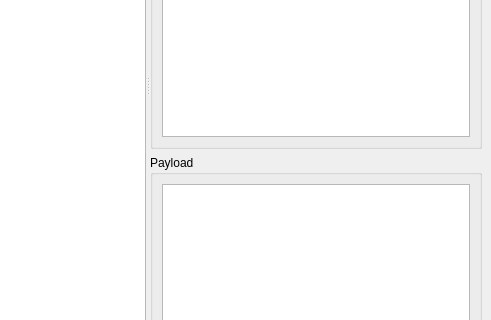
First picture: the form in LHCb/Tools/CondDBUI/python/CondDBUI/Browser/MainWindow.ui, repository ibab/lhcb-software, before the edit; both pictures show x 474 to 965 and y 241 to 561 of the 965 by 655 pixel window.
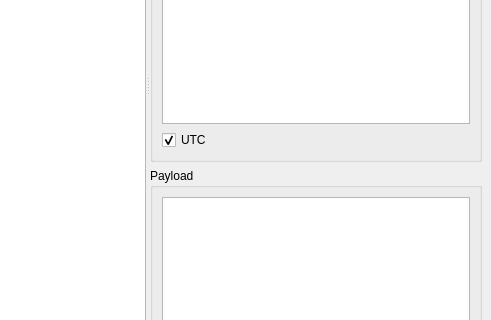
Second picture: the form after the edit. Icons and pictures are not drawn. Custom widgets are drawn as their Qt base class.

Diff of the .ui file:
```diff
--- a/LHCb/Tools/CondDBUI/python/CondDBUI/Browser/MainWindow.ui
+++ b/LHCb/Tools/CondDBUI/python/CondDBUI/Browser/MainWindow.ui
@@ -219,6 +219,19 @@
              </property>
             </widget>
            </item>
+           <item>
+            <widget class="QCheckBox" name="iovUTCCheckBox" >
+             <property name="toolTip" >
+              <string>Show the IoVs as UTC</string>
+             </property>
+             <property name="text" >
+              <string>UTC</string>
+             </property>
+             <property name="checked" >
+              <bool>true</bool>
+             </property>
+            </widget>
+           </item>
           </layout>
          </widget>
         </item>
```
Left out of the diff: 1 changed line with no effect on the pictures.
